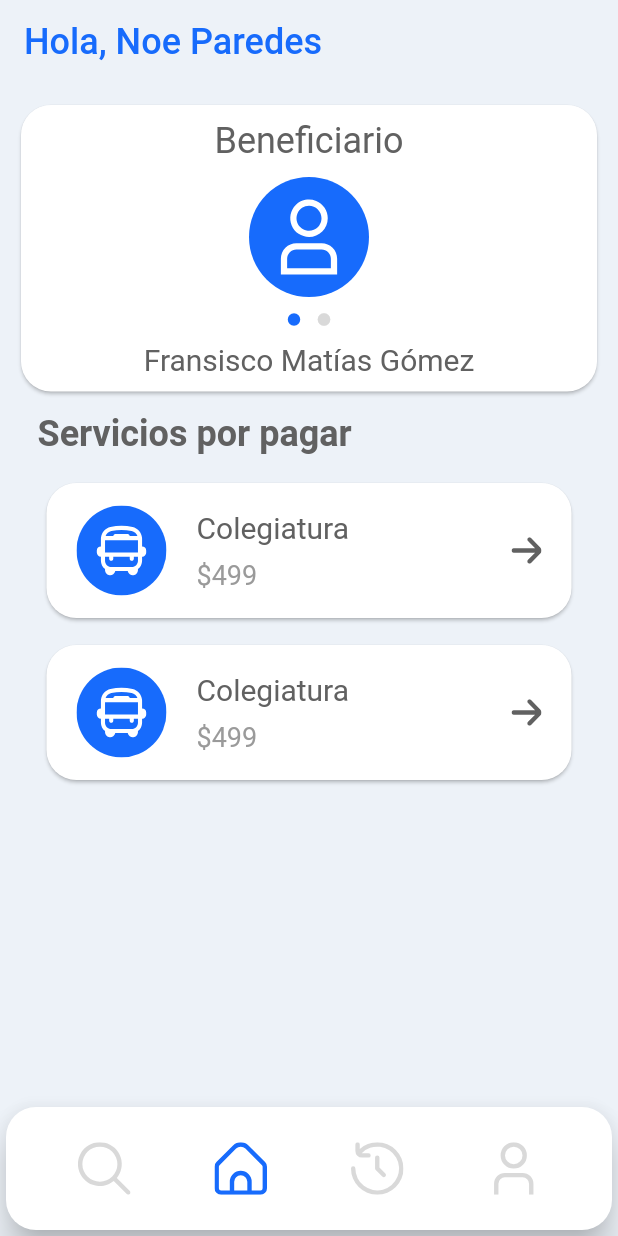
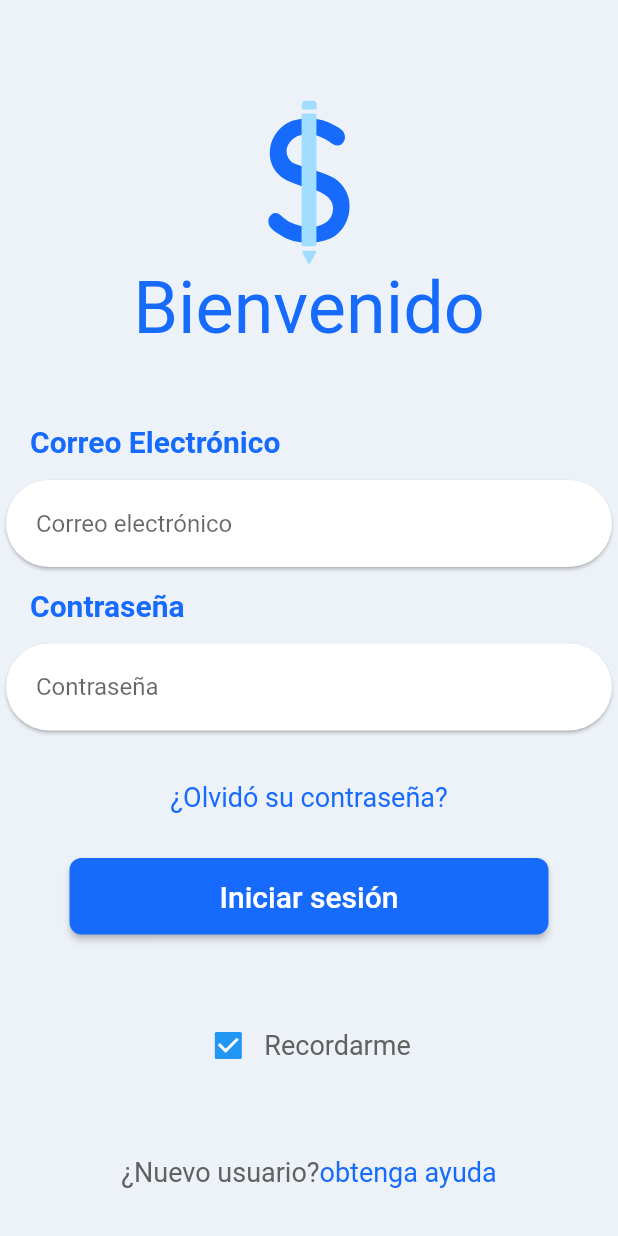
Before and after one commit to HIKKOS/PaySchool, a Flutter app: the screen it shows after launch, on a phone screen of 412 x 824 dp. Run offline on Flutter 3.47's test engine with Material 2 defaults, Android fonts, the phone set to English and light mode, and no system bars; our stand-ins replace flutter_svg.

Commit message:
Finished Login Page

```diff
--- /dev/null
+++ b/lib/data/repositories/app_colors.dart
@@ -0,0 +1,11 @@
+import 'package:flutter/material.dart';
+
+class AppColors {
+  static const primary = Color(0xFF176BFC);
+  static const greyLight = Color(0xFFEDF2F8);
+  static const greyDark = Color(0xFF616161);
+  static const greyMedium = Color(0xFF9A9A9A);
+  static const white = Color(0xFFFFFFFF);
+  static const greyD9 = Color(0xFFD9D9D9);
+  static const secondary = Color(0xFFA0DDFF);
+}
--- a/lib/main.dart
+++ b/lib/main.dart
@@ -1,7 +1,8 @@
 import 'package:flutter/material.dart';
 import 'package:hola_mundo/pages/Home.dart';
+import 'package:hola_mundo/pages/Login.dart';
 
-void main() => runApp(const HomePage());
+void main() => runApp(const MyApp());
 
 class MyApp extends StatelessWidget {
   const MyApp({super.key});
@@ -10,14 +11,10 @@ class MyApp extends StatelessWidget {
   Widget build(BuildContext context) {
     return MaterialApp(
       title: 'Material App',
-      home: Scaffold(
-        appBar: AppBar(
-          title: const Text('Material App Bar'),
-        ),
-        body: const Center(
-          child: Text('Hello World'),
-        ),
-      ),
+      routes: {
+        '/': (context) => const LoginPage(),
+        'Home': (context) => const HomePage(),
+      },
     );
   }
 }
--- a/lib/pages/Home.dart
+++ b/lib/pages/Home.dart
@@ -11,18 +11,11 @@ class HomePage extends StatelessWidget {
     return MaterialApp(
       title: 'Home',
       home: Scaffold(
-          backgroundColor: Color(0xFFEDF2F8),
+          backgroundColor: const Color(0xFFEDF2F8),
           appBar: AppBar(
             elevation: 0,
-            backgroundColor: Color(0xFFEDF2F8),
-            title: const Padding(
-              padding: EdgeInsets.symmetric(vertical: 20),
-              child: Text(
-                'Hola, Noe Paredes',
-                textAlign: TextAlign.left,
-                style: TextStyle(color: Color(0xFF176BFC), fontSize: 24),
-              ),
-            ),
+            backgroundColor: const Color(0xFFEDF2F8),
+            title: const CustomAppBar(text: 'Hola, Noe Paredes'),
           ),
           body: Container(
             margin: EdgeInsets.symmetric(horizontal: 10),
@@ -61,3 +54,20 @@ class HomePage extends StatelessWidget {
     );
   }
 }
+
+class CustomAppBar extends StatelessWidget {
+  const CustomAppBar({Key? key, required this.text}) : super(key: key);
+  final String text;
+
+  @override
+  Widget build(BuildContext context) {
+    return Padding(
+      padding: const EdgeInsets.symmetric(vertical: 20),
+      child: Text(
+        text,
+        textAlign: TextAlign.left,
+        style: const TextStyle(color: Color(0xFF176BFC), fontSize: 24),
+      ),
+    );
+  }
+}
--- /dev/null
+++ b/lib/pages/Login.dart
@@ -0,0 +1,84 @@
+import 'package:flutter/material.dart';
+import 'package:flutter_svg/flutter_svg.dart';
+import 'package:hola_mundo/data/repositories/app_colors.dart';
+import 'package:hola_mundo/pages/Home.dart';
+import 'package:hola_mundo/widgets/InputPasswordField.dart';
+import 'package:hola_mundo/widgets/InputTextField.dart';
+
+import '../widgets/CustomButton.dart';
+
+class LoginPage extends StatelessWidget {
+  const LoginPage({super.key});
+  @override
+  Widget build(BuildContext context) {
+    return MaterialApp(
+        title: 'Login',
+        home: Scaffold(
+          backgroundColor: AppColors.greyLight,
+          body: Column(
+              mainAxisAlignment: MainAxisAlignment.center,
+              crossAxisAlignment: CrossAxisAlignment.center,
+              children: [
+                const SizedBox(
+                  height: 35,
+                ),
+                SvgPicture.asset(
+                  'assets/Icons/Icon.svg',
+                  height: 110,
+                  width: 110,
+                ),
+                const Text(
+                  'Bienvenido',
+                  style: TextStyle(fontSize: 48, color: AppColors.primary),
+                ),
+                SizedBox(
+                  height: 40,
+                ),
+                const InputTextField(
+                    label: 'Correo Electrónico', hint: 'Correo electrónico'),
+                const InputTextPassword(
+                    label: 'Contraseña', hint: 'Contraseña'),
+                const Padding(
+                  padding: EdgeInsets.symmetric(vertical: 30),
+                  child: Text('¿Olvidó su contraseña?',
+                      style: TextStyle(fontSize: 18, color: AppColors.primary)),
+                ),
+                CustomButton(
+                    horizontal: 100,
+                    vertical: 14,
+                    function: () {
+                      Navigator.pushNamed(context, 'Home');
+                    }),
+                Padding(
+                  padding: const EdgeInsets.symmetric(vertical: 50),
+                  child: Row(
+                    mainAxisAlignment: MainAxisAlignment.center,
+                    children: [
+                      Checkbox(
+                        value: true,
+                        onChanged: (a) {},
+                      ),
+                      const Text('Recordarme',
+                          style: TextStyle(
+                              fontSize: 18, color: AppColors.greyDark)),
+                      const SizedBox(
+                        width: 10,
+                      )
+                    ],
+                  ),
+                ),
+                Row(
+                  mainAxisAlignment: MainAxisAlignment.center,
+                  children: const [
+                    Text('¿Nuevo usuario?',
+                        style:
+                            TextStyle(fontSize: 18, color: AppColors.greyDark)),
+                    Text('obtenga ayuda',
+                        style:
+                            TextStyle(fontSize: 18, color: AppColors.primary)),
+                  ],
+                )
+              ]),
+        ));
+  }
+}
--- /dev/null
+++ b/lib/widgets/CustomButton.dart
@@ -0,0 +1,34 @@
+import 'package:flutter/material.dart';
+
+import '../data/repositories/app_colors.dart';
+
+class CustomButton extends StatelessWidget {
+  const CustomButton({
+    Key? key,
+    required this.horizontal,
+    required this.vertical,
+    required this.function,
+  }) : super(key: key);
+  final double horizontal;
+  final double vertical;
+  final Function function;
+
+  @override
+  Widget build(BuildContext context) {
+    return ElevatedButton(
+      style: ButtonStyle(
+          backgroundColor: MaterialStateProperty.all<Color>(AppColors.primary),
+          padding: MaterialStateProperty.all<EdgeInsets>(
+              EdgeInsets.symmetric(horizontal: horizontal, vertical: vertical)),
+          shape: MaterialStateProperty.all<RoundedRectangleBorder>(
+              RoundedRectangleBorder(borderRadius: BorderRadius.circular(8)))),
+      onPressed: () {
+        function();
+      },
+      child: const Text(
+        'Iniciar sesión',
+        style: TextStyle(fontSize: 20, color: AppColors.white),
+      ),
+    );
+  }
+}
--- /dev/null
+++ b/lib/widgets/InputPasswordField.dart
@@ -0,0 +1,53 @@
+import 'package:flutter/material.dart';
+import 'package:hola_mundo/data/repositories/app_colors.dart';
+
+class InputTextPassword extends StatelessWidget {
+  const InputTextPassword({
+    Key? key,
+    required this.label,
+    required this.hint,
+  }) : super(key: key);
+  final String label;
+  final String hint;
+  @override
+  Widget build(BuildContext context) {
+    return Column(
+      children: [
+        Row(
+          mainAxisAlignment: MainAxisAlignment.start,
+          children: [
+            const SizedBox(
+              width: 20,
+            ),
+            Padding(
+              padding: const EdgeInsets.symmetric(vertical: 10),
+              child: Text(
+                label,
+                style: const TextStyle(
+                    fontSize: 20,
+                    color: AppColors.primary,
+                    fontWeight: FontWeight.bold),
+                textAlign: TextAlign.center,
+              ),
+            ),
+          ],
+        ),
+        Card(
+          shape:
+              RoundedRectangleBorder(borderRadius: BorderRadius.circular(35)),
+          child: Padding(
+            padding: const EdgeInsets.symmetric(horizontal: 20, vertical: 5),
+            child: TextFormField(
+              obscureText: true,
+              decoration: InputDecoration(
+                border: InputBorder.none,
+                hintText: hint,
+              ),
+              style: (TextStyle(color: AppColors.greyDark)),
+            ),
+          ),
+        ),
+      ],
+    );
+  }
+}
--- /dev/null
+++ b/lib/widgets/InputTextField.dart
@@ -0,0 +1,52 @@
+import 'package:flutter/material.dart';
+import 'package:hola_mundo/data/repositories/app_colors.dart';
+
+class InputTextField extends StatelessWidget {
+  const InputTextField({
+    Key? key,
+    required this.label,
+    required this.hint,
+  }) : super(key: key);
+  final String label;
+  final String hint;
+  @override
+  Widget build(BuildContext context) {
+    return Column(
+      children: [
+        Row(
+          mainAxisAlignment: MainAxisAlignment.start,
+          children: [
+            const SizedBox(
+              width: 20,
+            ),
+            Padding(
+              padding: const EdgeInsets.symmetric(vertical: 10),
+              child: Text(
+                label,
+                style: TextStyle(
+                    fontSize: 20,
+                    color: AppColors.primary,
+                    fontWeight: FontWeight.bold),
+                textAlign: TextAlign.center,
+              ),
+            ),
+          ],
+        ),
+        Card(
+          shape:
+              RoundedRectangleBorder(borderRadius: BorderRadius.circular(35)),
+          child: Padding(
+            padding: const EdgeInsets.symmetric(horizontal: 20, vertical: 5),
+            child: TextFormField(
+              decoration: InputDecoration(
+                border: InputBorder.none,
+                hintText: hint,
+              ),
+              style: (TextStyle(color: AppColors.greyDark)),
+            ),
+          ),
+        ),
+      ],
+    );
+  }
+}
```
Also changed, not shown: assets/Icons/Icon.svg (added), 5 other files.
